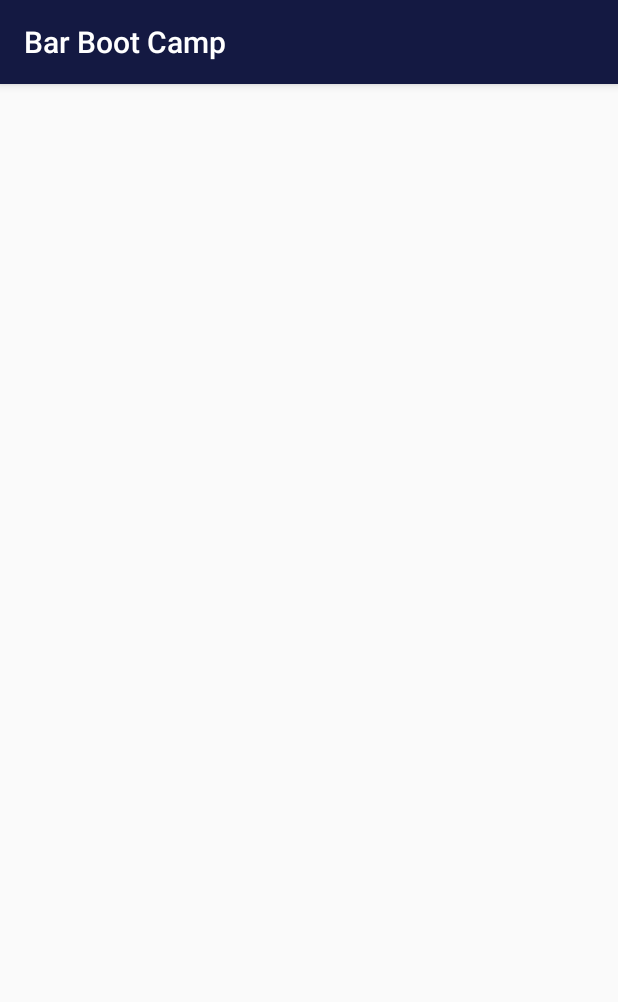
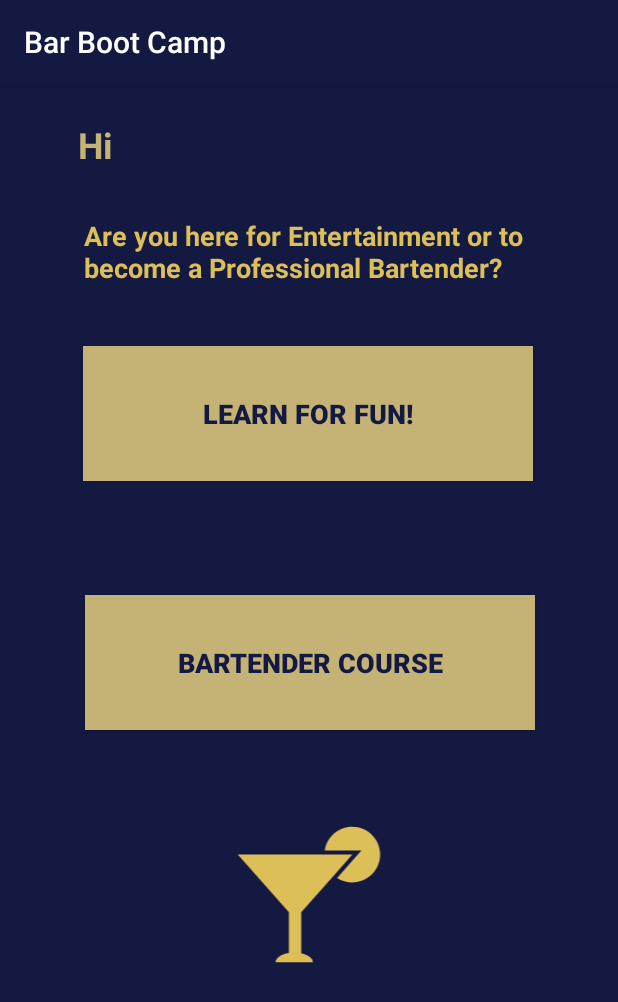
Before and after one commit to lunaCao123/GroupApp, an Android app: the ChooseUserTypeActivity screen opened directly, with no data from a screen before it, on a phone screen of 412 x 824 dp. Shown: the top 1002 px of the screen. Run offline under Robolectric (Android 15) with nearby library versions, the phone set to English and light mode, and no system bars.

Commit message:
choose user type

```diff
--- a/BarBootCamp1/app/build.gradle
+++ b/BarBootCamp1/app/build.gradle
@@ -26,4 +26,6 @@ dependencies {
     testImplementation 'junit:junit:4.12'
     androidTestImplementation 'androidx.test:runner:1.2.0'
     androidTestImplementation 'androidx.test.espresso:espresso-core:3.2.0'
+    implementation 'com.google.android.material:material:1.0.0'
+    implementation 'androidx.legacy:legacy-support-v4:1.0.0'
 }
--- a/BarBootCamp1/app/src/main/AndroidManifest.xml
+++ b/BarBootCamp1/app/src/main/AndroidManifest.xml
@@ -9,7 +9,9 @@
         android:roundIcon="@mipmap/ic_launcher_round"
         android:supportsRtl="true"
         android:theme="@style/AppTheme">
-        <activity android:name=".ChooseUserTypeActivity"></activity>
+        <activity android:name=".BartenderLearningHomepage"></activity>
+        <activity android:name=".FunActivityHomepage" />
+        <activity android:name=".ChooseUserTypeActivity" />
         <activity android:name=".MainActivity">
             <intent-filter>
                 <action android:name="android.intent.action.MAIN" />
--- /dev/null
+++ b/BarBootCamp1/app/src/main/java/com/example/barbootcamp/BartenderLearningHomepage.java
@@ -0,0 +1,14 @@
+package com.example.barbootcamp;
+
+import androidx.appcompat.app.AppCompatActivity;
+
+import android.os.Bundle;
+
+public class BartenderLearningHomepage extends AppCompatActivity {
+
+    @Override
+    protected void onCreate(Bundle savedInstanceState) {
+        super.onCreate(savedInstanceState);
+        setContentView(R.layout.activity_bartender_learning_homepage);
+    }
+}
--- a/BarBootCamp1/app/src/main/java/com/example/barbootcamp/ChooseUserTypeActivity.java
+++ b/BarBootCamp1/app/src/main/java/com/example/barbootcamp/ChooseUserTypeActivity.java
@@ -2,13 +2,36 @@ package com.example.barbootcamp;
 
 import androidx.appcompat.app.AppCompatActivity;
 
+import android.content.Intent;
 import android.os.Bundle;
+import android.view.View;
+import android.widget.Button;
+import android.widget.ImageView;
+import android.widget.TextView;
 
 public class ChooseUserTypeActivity extends AppCompatActivity {
+    public TextView userType_userNameText;
+    public ImageView userType_image;
+
 
     @Override
     protected void onCreate(Bundle savedInstanceState) {
         super.onCreate(savedInstanceState);
         setContentView(R.layout.activity_choose_user_type);
+
+        userType_userNameText = findViewById(R.id.userTypePage_userNameText);
+        String user = MainActivity.userName;
+        userType_userNameText.setText(user);
+        userType_image = findViewById(R.id.userTypePage_image);
+        userType_image.setImageResource(R.drawable.ic_martiniglass_foreground);
+
+    }
+    public void setFunBtnAction(View view){
+        Intent intent = new Intent(this,FunActivityHomepage.class);
+        startActivity(intent);
+    }
+    public void setBartenderBtnAction(View view){
+        Intent intent = new Intent(this,BartenderLearningHomepage.class);
+        startActivity(intent);
     }
 }
--- /dev/null
+++ b/BarBootCamp1/app/src/main/java/com/example/barbootcamp/FunActivityHomepage.java
@@ -0,0 +1,14 @@
+package com.example.barbootcamp;
+
+import androidx.appcompat.app.AppCompatActivity;
+
+import android.os.Bundle;
+
+public class FunActivityHomepage extends AppCompatActivity {
+
+    @Override
+    protected void onCreate(Bundle savedInstanceState) {
+        super.onCreate(savedInstanceState);
+        setContentView(R.layout.activity_fun_homepage);
+    }
+}
--- a/BarBootCamp1/app/src/main/java/com/example/barbootcamp/MainActivity.java
+++ b/BarBootCamp1/app/src/main/java/com/example/barbootcamp/MainActivity.java
@@ -24,15 +24,15 @@ public class MainActivity extends AppCompatActivity {
         logoImage.setImageResource(R.drawable.ic_cocktail_glass_with_a_orange_slice_svgrepo_com);
 
         userNameEditText = findViewById(R.id.welcomePage_userNameEditText);
-        userName = userNameEditText.getText().toString();
+
 
         startButton = findViewById(R.id.welcomePage_startButton);
         startButton.setImageResource(R.drawable.ic_arrow_forward_gold);
 
     }
     public void setStartButton(View view){
+        userName = userNameEditText.getText().toString();
         Intent intent = new Intent(this, ChooseUserTypeActivity.class);
-        intent.putExtra("userName", userName);
         startActivity(intent);
     }
 }
--- a/BarBootCamp1/app/src/main/java/com/example/barbootcamp/QuestionBank.java
+++ b/BarBootCamp1/app/src/main/java/com/example/barbootcamp/QuestionBank.java
@@ -18,6 +18,6 @@ public class QuestionBank {
     private static final HashMap<Integer, Question> questions = new HashMap<>();
 
     static {
-        questions.put()
+
     }
 }
--- a/BarBootCamp1/app/src/main/java/com/example/barbootcamp/QuizDB.java
+++ b/BarBootCamp1/app/src/main/java/com/example/barbootcamp/QuizDB.java
@@ -30,4 +30,3 @@ public class QuizDB {
                // WineQuestion5
      //   ));
     }
-}
--- /dev/null
+++ b/BarBootCamp1/app/src/main/res/layout/activity_bartender_learning_homepage.xml
@@ -0,0 +1,9 @@
+<?xml version="1.0" encoding="utf-8"?>
+<androidx.constraintlayout.widget.ConstraintLayout xmlns:android="http://schemas.android.com/apk/res/android"
+    xmlns:app="http://schemas.android.com/apk/res-auto"
+    xmlns:tools="http://schemas.android.com/tools"
+    android:layout_width="match_parent"
+    android:layout_height="match_parent"
+    tools:context=".BartenderLearningHomepage">
+
+</androidx.constraintlayout.widget.ConstraintLayout>
--- a/BarBootCamp1/app/src/main/res/layout/activity_choose_user_type.xml
+++ b/BarBootCamp1/app/src/main/res/layout/activity_choose_user_type.xml
@@ -2,8 +2,98 @@
 <androidx.constraintlayout.widget.ConstraintLayout xmlns:android="http://schemas.android.com/apk/res/android"
     xmlns:app="http://schemas.android.com/apk/res-auto"
     xmlns:tools="http://schemas.android.com/tools"
+    android:id="@+id/userTypePage_constraintLay"
     android:layout_width="match_parent"
     android:layout_height="match_parent"
+    android:background="@color/colorPrimary"
     tools:context=".ChooseUserTypeActivity">
 
+    <TextView
+        android:id="@+id/userTypePage_hiText"
+        android:layout_width="wrap_content"
+        android:layout_height="wrap_content"
+        android:layout_marginStart="52dp"
+        android:layout_marginLeft="52dp"
+        android:layout_marginTop="24dp"
+        android:text="@string/hi_text"
+        android:textColor="@color/colorAccent"
+        android:textSize="24sp"
+        android:textStyle="bold"
+        app:layout_constraintStart_toStartOf="parent"
+        app:layout_constraintTop_toTopOf="parent" />
+
+    <TextView
+        android:id="@+id/userTypePage_userNameText"
+        android:layout_width="wrap_content"
+        android:layout_height="wrap_content"
+        android:layout_marginStart="2dp"
+        android:layout_marginLeft="2dp"
+        android:layout_marginTop="24dp"
+        android:text="@string/userName"
+        android:textColor="@color/colorAccent"
+        android:textSize="24sp"
+        android:textStyle="bold"
+        app:layout_constraintStart_toEndOf="@+id/userTypePage_hiText"
+        app:layout_constraintTop_toTopOf="parent" />
+
+    <TextView
+        android:id="@+id/userTypePage_questionText"
+        android:layout_width="300dp"
+        android:layout_height="wrap_content"
+        android:layout_marginTop="32dp"
+        android:text="@string/choose"
+        android:textColor="@color/goldYellow"
+        android:textSize="18sp"
+        android:textStyle="bold"
+        app:layout_constraintEnd_toEndOf="parent"
+        app:layout_constraintHorizontal_bias="0.5"
+        app:layout_constraintStart_toStartOf="parent"
+        app:layout_constraintTop_toBottomOf="@+id/userTypePage_userNameText" />
+
+    <Button
+        android:id="@+id/userTypePage_funBtn"
+        android:layout_width="300dp"
+        android:layout_height="90dp"
+        android:layout_marginTop="40dp"
+        android:background="@color/colorAccent"
+        android:onClick="setFunBtnAction"
+        android:text="@string/fun_btn"
+        android:textColor="@color/colorPrimary"
+        android:textSize="18sp"
+        android:textStyle="bold"
+        app:layout_constraintEnd_toEndOf="parent"
+        app:layout_constraintHorizontal_bias="0.495"
+        app:layout_constraintStart_toStartOf="parent"
+        app:layout_constraintTop_toBottomOf="@+id/userTypePage_questionText" />
+
+    <Button
+        android:id="@+id/userTypePage_learnBtn"
+        android:layout_width="300dp"
+        android:layout_height="90dp"
+        android:layout_marginTop="76dp"
+        android:background="@color/colorAccent"
+        android:gravity="center_horizontal|center_vertical"
+        android:onClick="setBartenderBtnAction"
+        android:text="@string/learn_btn"
+        android:textColor="@color/colorPrimary"
+        android:textSize="18sp"
+        android:textStyle="bold"
+        app:layout_constraintEnd_toEndOf="parent"
+        app:layout_constraintHorizontal_bias="0.504"
+        app:layout_constraintStart_toStartOf="parent"
+        app:layout_constraintTop_toBottomOf="@+id/userTypePage_funBtn" />
+
+    <ImageView
+        android:id="@+id/userTypePage_image"
+        android:layout_width="157dp"
+        android:layout_height="155dp"
+        android:layout_marginTop="32dp"
+        android:contentDescription="@string/app_logo"
+        android:scaleType="fitCenter"
+        android:tint="@color/goldYellow"
+        app:layout_constraintEnd_toEndOf="parent"
+        app:layout_constraintStart_toStartOf="parent"
+        app:layout_constraintTop_toBottomOf="@+id/userTypePage_learnBtn"
+        tools:srcCompat="@drawable/ic_martiniglass_foreground" />
+
 </androidx.constraintlayout.widget.ConstraintLayout>
--- /dev/null
+++ b/BarBootCamp1/app/src/main/res/layout/activity_fun_homepage.xml
@@ -0,0 +1,9 @@
+<?xml version="1.0" encoding="utf-8"?>
+<androidx.constraintlayout.widget.ConstraintLayout xmlns:android="http://schemas.android.com/apk/res/android"
+    xmlns:app="http://schemas.android.com/apk/res-auto"
+    xmlns:tools="http://schemas.android.com/tools"
+    android:layout_width="match_parent"
+    android:layout_height="match_parent"
+    tools:context=".FunActivityHomepage">
+
+</androidx.constraintlayout.widget.ConstraintLayout>
--- a/BarBootCamp1/app/src/main/res/values/strings.xml
+++ b/BarBootCamp1/app/src/main/res/values/strings.xml
@@ -4,4 +4,9 @@
     <string name="welcomelogo">Welcome</string>
     <string name="user_name">Please Enter Your Name</string>
     <string name="start_app">start logo</string>
+    <string name="hi_text">Hi</string>
+    <string name="userName">Name</string>
+    <string name="choose">Are you here for Entertainment or to become a Professional Bartender?</string>
+    <string name="fun_btn">Learn for Fun!</string>
+    <string name="learn_btn">Bartender Course</string>
 </resources>
```
